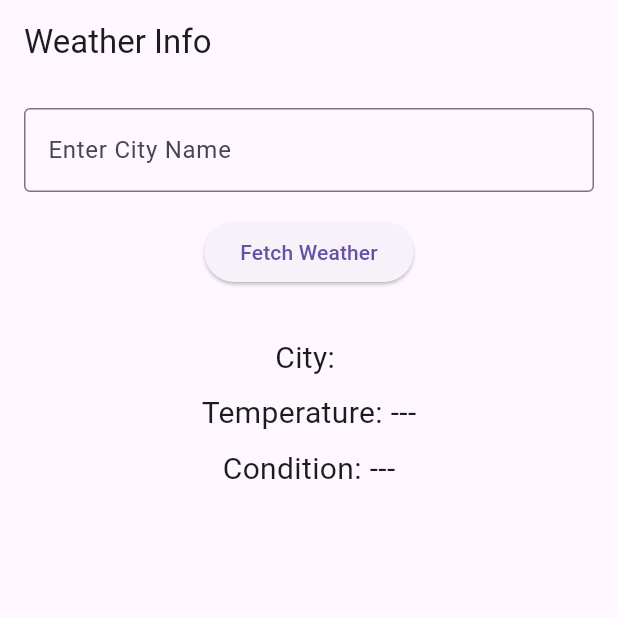
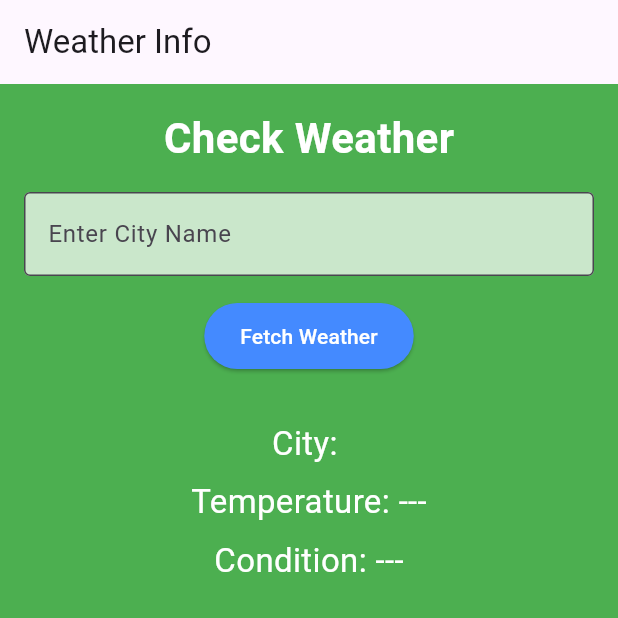
Before and after one commit to diobriggs/Weather-App, a Flutter app: the screen it shows after launch, on a phone screen of 412 x 824 dp, the top half of it. Run offline on Flutter 3.47's test engine with Material 3 defaults, Android fonts, the phone set to English and light mode, and no system bars.

Commit message:
Final testing and adjustments

```diff
--- a/lib/main.dart
+++ b/lib/main.dart
@@ -11,7 +11,7 @@ class WeatherInfoApp extends StatelessWidget {
     return MaterialApp(
       title: 'Weather Info App',
       theme: ThemeData(
-        primarySwatch: Colors.green,
+        primarySwatch: Colors.blue,
       ),
       home: WeatherHomePage(),
     );
@@ -45,37 +45,63 @@ class _WeatherHomePageState extends State<WeatherHomePage> {
       appBar: AppBar(
         title: Text('Weather Info'),
       ),
-      body: Padding(
+      body: Container(
+        color: Colors.green, // Set background color to green
         padding: const EdgeInsets.all(16.0),
         child: Column(
           crossAxisAlignment: CrossAxisAlignment.center,
           children: <Widget>[
+            Text(
+              'Check Weather',
+              style: TextStyle(
+                fontSize: 28,
+                fontWeight: FontWeight.bold,
+                color: Colors.white,
+              ),
+            ),
+            SizedBox(height: 16),
             TextField(
               controller: _cityController,
               decoration: InputDecoration(
                 labelText: 'Enter City Name',
                 border: OutlineInputBorder(),
+                filled: true,
+                fillColor: Colors.white70, // Background color for text field
               ),
             ),
             SizedBox(height: 16),
             ElevatedButton(
               onPressed: _fetchWeatherData,
+              style: ElevatedButton.styleFrom(
+                backgroundColor: Colors.blueAccent, // Updated to backgroundColor
+                foregroundColor: Colors.white, // Text color
+                padding: EdgeInsets.symmetric(horizontal: 24, vertical: 12),
+              ),
               child: Text('Fetch Weather'),
             ),
             SizedBox(height: 32),
             Text(
               'City: $cityName',
-              style: TextStyle(fontSize: 20),
+              style: TextStyle(
+                fontSize: 22,
+                color: Colors.white,
+              ),
             ),
             SizedBox(height: 8),
             Text(
               'Temperature: $temperature',
-              style: TextStyle(fontSize: 20),
+              style: TextStyle(
+                fontSize: 22,
+                color: Colors.white,
+              ),
             ),
             SizedBox(height: 8),
             Text(
               'Condition: $weatherCondition',
-              style: TextStyle(fontSize: 20),
+              style: TextStyle(
+                fontSize: 22,
+                color: Colors.white,
+              ),
             ),
           ],
         ),
```
